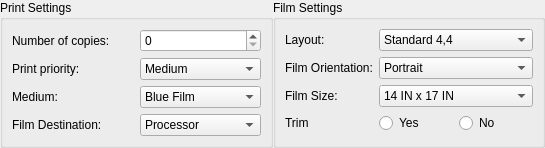
Old version of the form starviewer/src/extensions/playground/imageprint/qdicomprinterbasicsettingswidgetbase.ui in the repository starviewer-medical/starviewer.
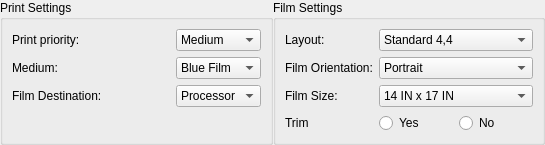
New version of the form.

Commit message: ENH:Es treu el número de còpies d'aquest control. Hack, s'afegeix m_invisibleLabel, perquè es mostrin correctament alineats els controls dels dos group boxs

What changed in the file:
```diff
--- a/starviewer/src/extensions/playground/imageprint/qdicomprinterbasicsettingswidgetbase.ui
+++ b/starviewer/src/extensions/playground/imageprint/qdicomprinterbasicsettingswidgetbase.ui
@@ -26,24 +26,14 @@
       <string>Print Settings</string>
      </property>
      <layout class="QGridLayout" name="gridLayout_2">
-      <item row="0" column="0">
-       <widget class="QLabel" name="m_numberCopiesLabel">
-        <property name="text">
-         <string>Number of copies:</string>
-        </property>
-       </widget>
-      </item>
-      <item row="0" column="1">
-       <widget class="QSpinBox" name="m_numberCopiesSpinBox"/>
-      </item>
-      <item row="1" column="0">
+      <item row="0" column="0" colspan="2">
        <widget class="QLabel" name="m_priorityLabel">
         <property name="text">
          <string>Print priority:</string>
         </property>
        </widget>
       </item>
-      <item row="1" column="1">
+      <item row="0" column="2">
        <widget class="QComboBox" name="m_priorityComboBox">
         <item>
          <property name="text">
@@ -52,14 +42,14 @@
         </item>
        </widget>
       </item>
-      <item row="2" column="0">
+      <item row="1" column="0">
        <widget class="QLabel" name="m_mediumTypeLabel">
         <property name="text">
          <string>Medium:</string>
         </property>
        </widget>
       </item>
-      <item row="2" column="1">
+      <item row="1" column="2">
        <widget class="QComboBox" name="m_mediumTypeComboBox">
         <item>
          <property name="text">
@@ -68,14 +58,14 @@
         </item>
        </widget>
       </item>
-      <item row="3" column="0">
+      <item row="2" column="0" colspan="2">
        <widget class="QLabel" name="m_filmDestinationLabel">
         <property name="text">
          <string>Film Destination:</string>
         </property>
        </widget>
       </item>
-      <item row="3" column="1">
+      <item row="2" column="2">
        <widget class="QComboBox" name="m_filmDestinationComboBox">
         <item>
          <property name="text">
@@ -84,6 +74,13 @@
         </item>
        </widget>
       </item>
+      <item row="3" column="1">
+       <widget class="QLabel" name="label">
+        <property name="text">
+         <string/>
+        </property>
+       </widget>
+      </item>
      </layout>
     </widget>
    </item>
```
The commit also changes 1 other file.
